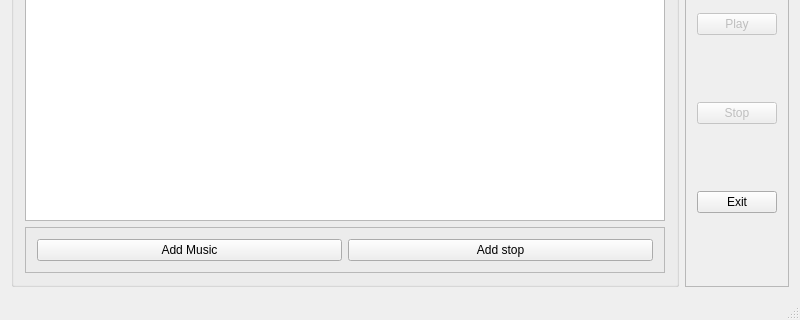
Qt form mainwindow.ui (picaster/PiCasterQt) before a commit; both pictures show x 0 to 800 and y 160 to 480 of the 800 by 480 pixel window.
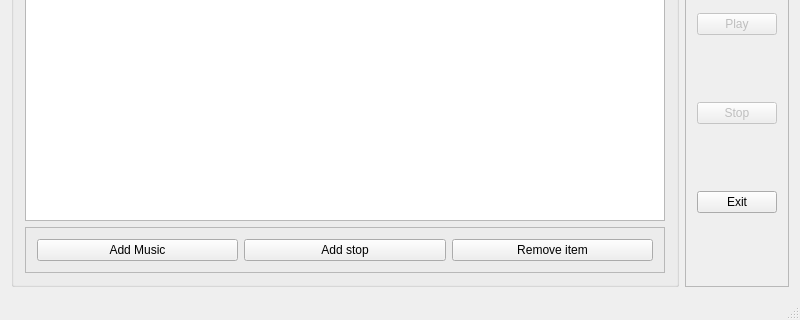
The same form after that commit.

Patch:
```diff
--- a/mainwindow.ui
+++ b/mainwindow.ui
@@ -63,6 +63,13 @@
             </property>
            </widget>
           </item>
+          <item>
+           <widget class="QPushButton" name="removeItemButton">
+            <property name="text">
+             <string>Remove item</string>
+            </property>
+           </widget>
+          </item>
          </layout>
         </widget>
        </item>
```
Left out of the diff: 2 changed lines with no effect on the pictures.
